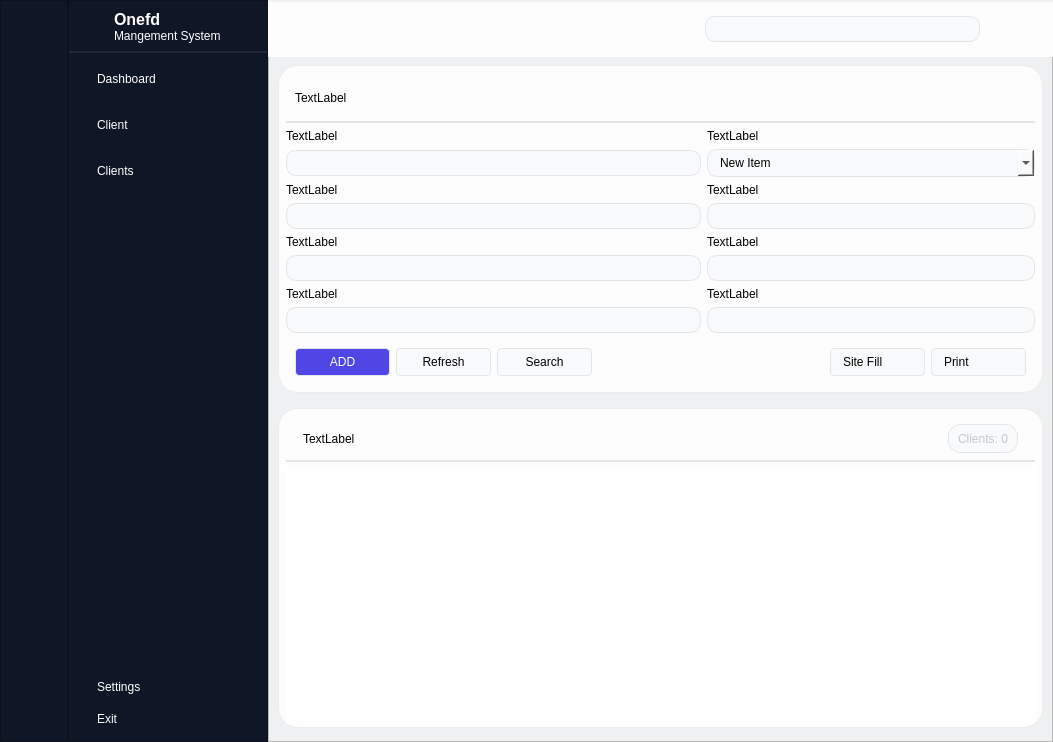
This is modern_ui.ui in abdou-dz113/onefd_client_mangment_system as Qt 5 draws it before an edit. The edited form follows.
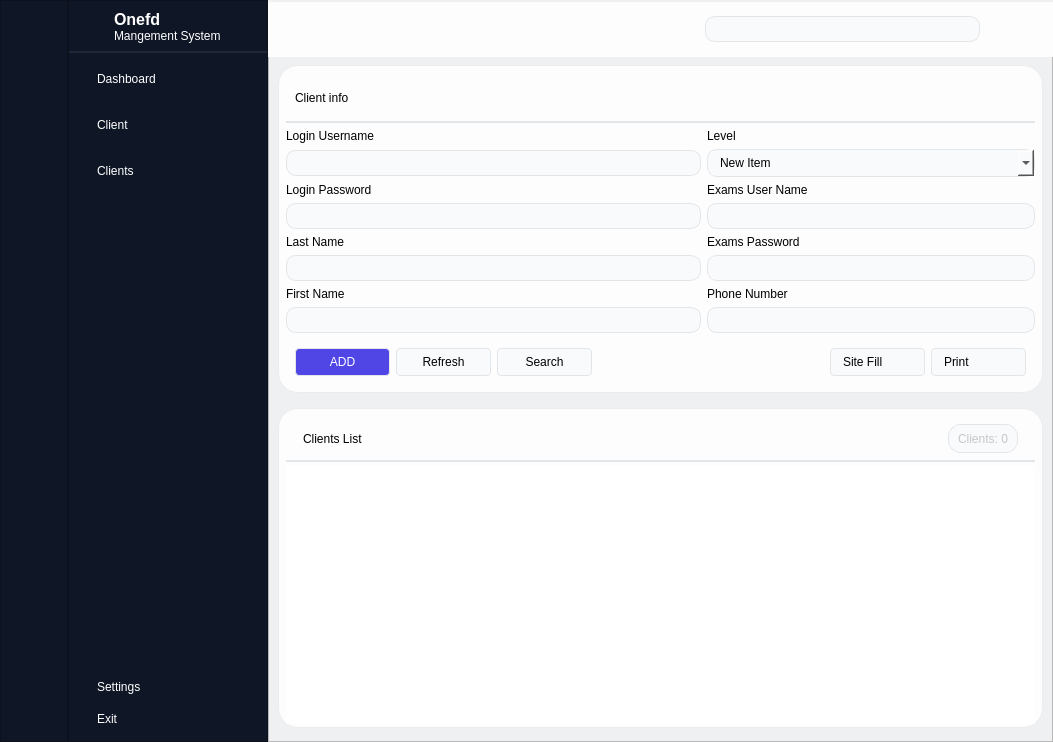
This is the edited form. The open tabs and pages were chosen to show the change. Icons and pictures are not drawn.

```diff
--- a/modern_ui.ui
+++ b/modern_ui.ui
@@ -734,7 +734,7 @@
               <item row="3" column="0">
                <widget class="QLabel" name="label_5">
                 <property name="text">
-                 <string>TextLabel</string>
+                 <string>Login Password</string>
                 </property>
                </widget>
               </item>
@@ -769,7 +769,7 @@
 }</string>
                    </property>
                    <property name="text">
-                    <string>TextLabel</string>
+                    <string>Client info</string>
                    </property>
                   </widget>
                  </item>
@@ -785,7 +785,7 @@
               <item row="1" column="0">
                <widget class="QLabel" name="label">
                 <property name="text">
-                 <string>TextLabel</string>
+                 <string>Login Username</string>
                 </property>
                </widget>
               </item>
@@ -798,7 +798,7 @@
               <item row="7" column="0">
                <widget class="QLabel" name="label_11">
                 <property name="text">
-                 <string>TextLabel</string>
+                 <string>First Name</string>
                 </property>
                </widget>
               </item>
@@ -934,21 +934,21 @@
               <item row="5" column="1">
                <widget class="QLabel" name="label_14">
                 <property name="text">
-                 <string>TextLabel</string>
+                 <string>Exams Password</string>
                 </property>
                </widget>
               </item>
               <item row="7" column="1">
                <widget class="QLabel" name="label_15">
                 <property name="text">
-                 <string>TextLabel</string>
+                 <string>Phone Number</string>
                 </property>
                </widget>
               </item>
               <item row="3" column="1">
                <widget class="QLabel" name="label_13">
                 <property name="text">
-                 <string>TextLabel</string>
+                 <string>Exams User Name</string>
                 </property>
                </widget>
               </item>
@@ -1013,14 +1013,14 @@
               <item row="1" column="1">
                <widget class="QLabel" name="label_12">
                 <property name="text">
-                 <string>TextLabel</string>
+                 <string>Level</string>
                 </property>
                </widget>
               </item>
               <item row="5" column="0">
                <widget class="QLabel" name="label_10">
                 <property name="text">
-                 <string>TextLabel</string>
+                 <string>Last Name</string>
                 </property>
                </widget>
               </item>
@@ -1084,7 +1084,7 @@
 }</string>
                    </property>
                    <property name="text">
-                    <string>TextLabel</string>
+                    <string>Clients List</string>
                    </property>
                   </widget>
                  </item>
```
Left out of the diff: 40 changed lines with no effect on the pictures.
